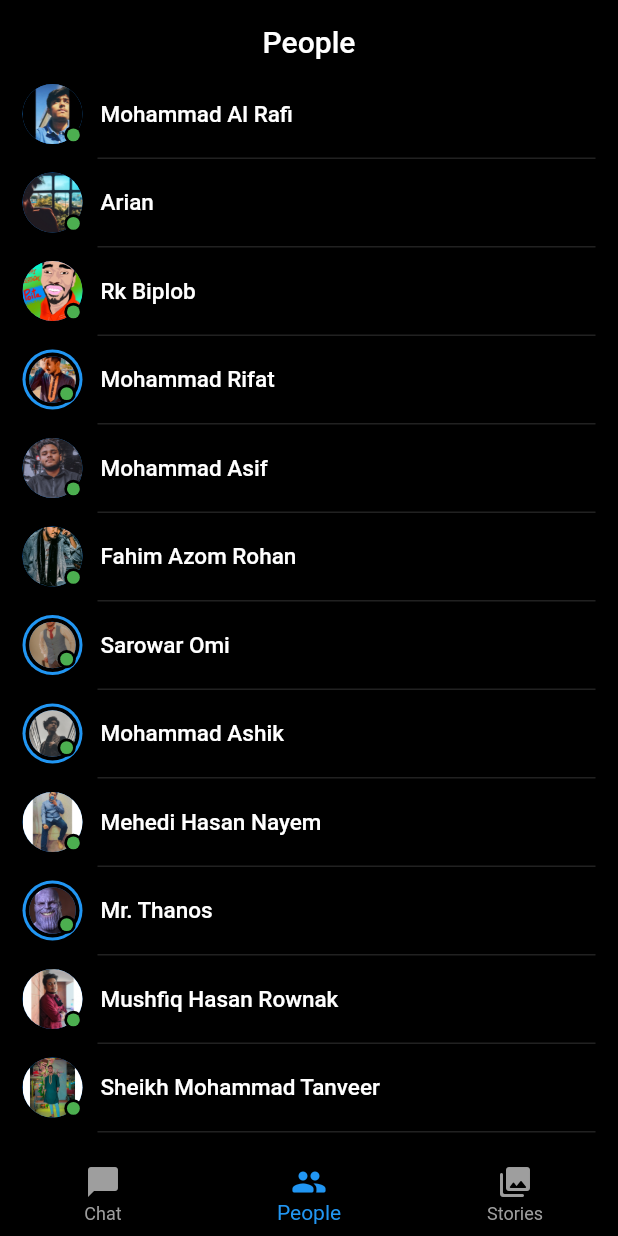
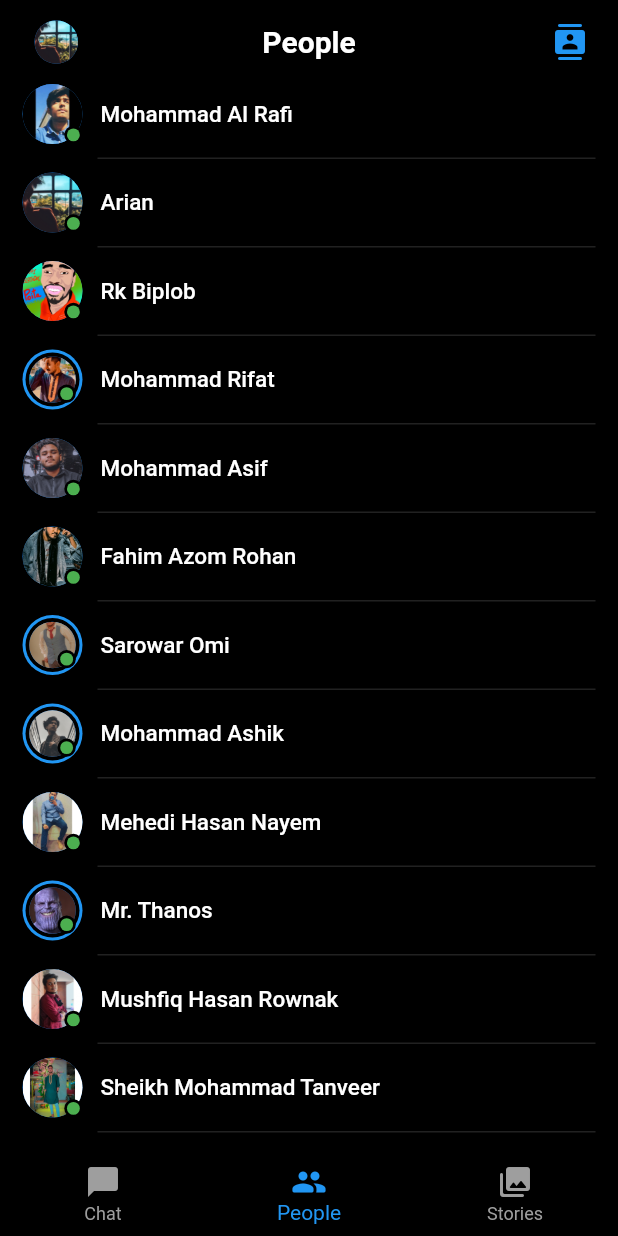
Before and after one commit to al-rafi304/messenger_UI_clone, a Flutter app: the screen it shows after launch, item 2 of the bottom bar chosen, on a phone screen of 412 x 824 dp. Run offline on Flutter 3.47's test engine with Material 2 defaults, Android fonts, the phone set to English and light mode, and no system bars; missing offline and left inert: dart:ffi.

Commit message:
Created dynamic appBar
Removed appbars from other pages and only the appBar of main.dart shows everywhere

```diff
--- a/lib/main.dart
+++ b/lib/main.dart
@@ -8,17 +8,18 @@ void main() {
 }
 
 class MyApp extends StatefulWidget {
-
   @override
   State<MyApp> createState() => _MyAppState();
 }
 
 class _MyAppState extends State<MyApp> {
   int currentIndex = 0;
-  final screens = [
-    Home(),
-    People(),
-    Stories()
+  final screens = [Home(), People(), Stories()];
+  final List<String> titles = ['Chats', 'People', 'Stories'];
+  final List<Widget> tailingButtons = [
+    AppBarButton(icon: Icons.add_comment_outlined, onClick: () {},),
+    AppBarButton(icon: Icons.contacts_rounded, onClick: () {},),
+    Text('')
   ];
 
   @override
@@ -28,18 +29,37 @@ class _MyAppState extends State<MyApp> {
         index: currentIndex,
         children: screens,
       ),
+      appBar: AppBar(
+        backgroundColor: Colors.black,
+        centerTitle: true,
+        leading: Padding(
+          padding: const EdgeInsets.fromLTRB(15, 0, 0, 0),
+          child: TextButton(
+            onPressed: () {},
+            child: CircleAvatar(
+              backgroundImage: AssetImage('assets/02.jpg'),
+              radius: 30,
+            ),
+          ),
+        ),
+        leadingWidth: 60,
+        actions: [tailingButtons[currentIndex]],
+        title: Text(
+          titles[currentIndex],
+          style: TextStyle(color: Colors.white, fontWeight: FontWeight.bold),
+        ),
+        elevation: 0,
+      ),
       bottomNavigationBar: BottomNavigationBar(
         backgroundColor: Colors.black,
         unselectedItemColor: Colors.grey,
         currentIndex: currentIndex,
         selectedItemColor: Colors.blue,
-
         onTap: (int index) {
           setState(() {
             currentIndex = index;
           });
         },
-
         items: [
           BottomNavigationBarItem(
             icon: Icon(
@@ -64,3 +84,23 @@ class _MyAppState extends State<MyApp> {
     );
   }
 }
+
+class AppBarButton extends StatelessWidget {
+
+  final icon;
+  final Function onClick;
+
+  AppBarButton({this.icon, this.onClick});
+
+  @override
+  Widget build(BuildContext context) {
+    return Padding(
+      padding: const EdgeInsets.fromLTRB(0, 0, 8, 0),
+      child: IconButton(
+        onPressed: onClick,
+        icon: Icon(icon),
+        color: Colors.blue,
+      ),
+    );
+  }
+}
--- a/lib/pages/home.dart
+++ b/lib/pages/home.dart
@@ -2,24 +2,12 @@ import 'package:flutter/material.dart';
 import 'package:messenger_ui/ChatItem.dart';
 import 'package:messenger_ui/QuickAccess.dart';
 
-
 class Home extends StatelessWidget {
-
   @override
   Widget build(BuildContext context) {
     return Scaffold(
       extendBody: true,
       backgroundColor: Colors.black,
-      appBar: AppBar(
-        backgroundColor: Colors.black,
-        title: Center(
-          child: Text(
-            "Chats",
-            style: TextStyle(color: Colors.white, fontWeight: FontWeight.bold),
-          ),
-        ),
-        elevation: 0,
-      ),
       body: Padding(
         padding: const EdgeInsets.fromLTRB(15, 0, 15, 0),
         child: SingleChildScrollView(
--- a/lib/pages/people.dart
+++ b/lib/pages/people.dart
@@ -6,24 +6,6 @@ class People extends StatelessWidget {
   Widget build(BuildContext context) {
     return Scaffold(
         backgroundColor: Colors.black,
-        appBar: AppBar(
-          backgroundColor: Colors.black,
-          title: Center(
-            child: Row(
-              mainAxisAlignment: MainAxisAlignment.center,
-              mainAxisSize: MainAxisSize.min,
-              children: [
-                Text(
-                  "People",
-                  style: TextStyle(
-                    color: Colors.white,
-                  ),
-                  textAlign: TextAlign.center,
-                ),
-              ],
-            ),
-          ),
-        ),
         body: Padding(
           padding: const EdgeInsets.fromLTRB(15, 0, 15, 0),
           child: SingleChildScrollView(
--- a/lib/pages/stories.dart
+++ b/lib/pages/stories.dart
@@ -6,16 +6,6 @@ class Stories extends StatelessWidget {
   Widget build(BuildContext context) {
     return Scaffold(
         backgroundColor: Colors.black,
-        appBar: AppBar(
-          backgroundColor: Colors.black,
-          title: Center(
-            child: Text(
-              "Stories",
-              style:
-                  TextStyle(color: Colors.white, fontWeight: FontWeight.bold),
-            ),
-          ),
-        ),
         body: Padding(
           padding: const EdgeInsets.fromLTRB(10, 0, 10, 0),
           child: GridView.count(
```
Lines whose indentation alone changed are shown as unchanged.
